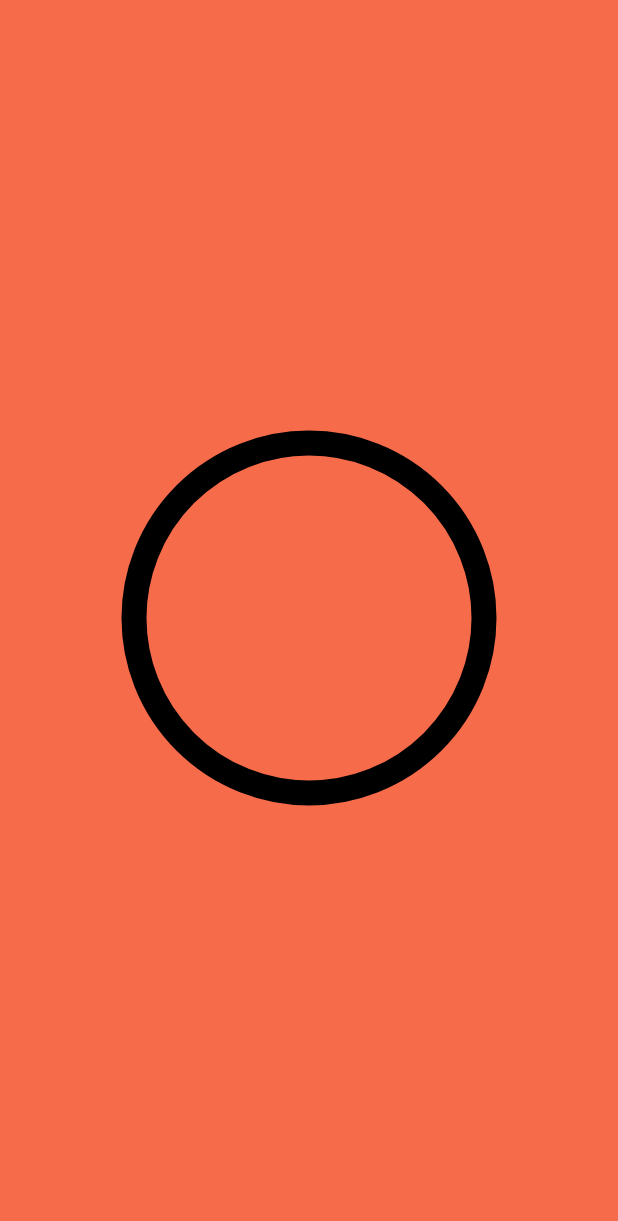
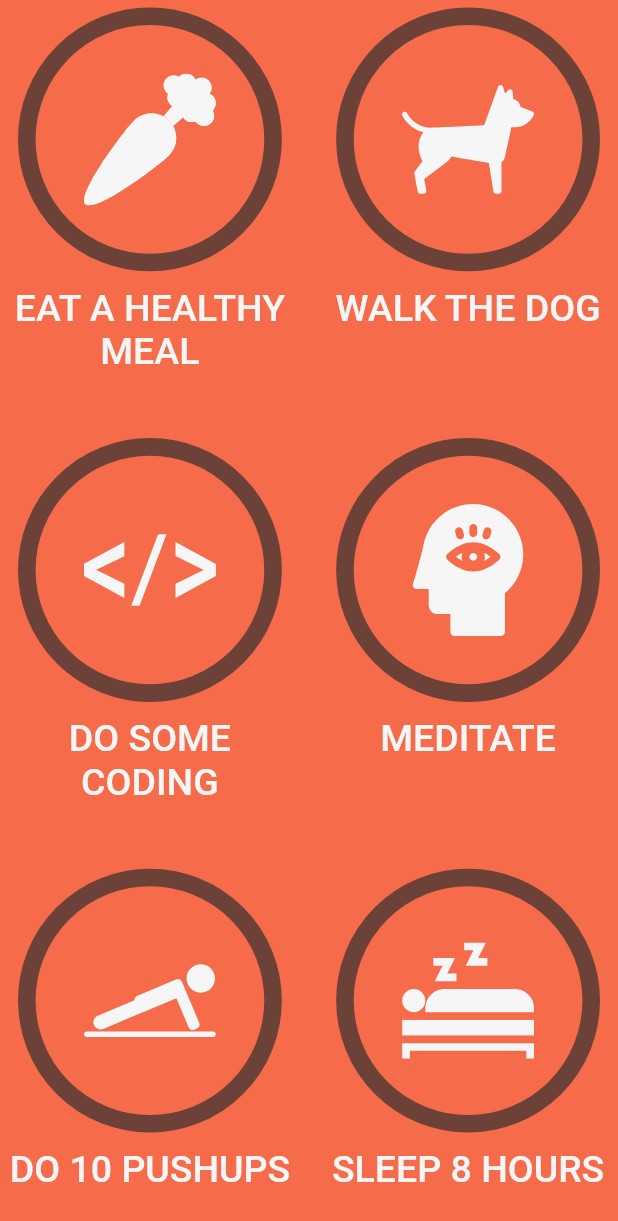
Before and after one commit to sanjeevi12/habit_tracker, a Flutter app: the screen it shows after launch, on a phone screen of 412 x 824 dp. Shown: the top 1221 px of the screen. Run offline on Flutter 3.47's test engine with Material 2 defaults, Android fonts, the phone set to English and light mode, and no system bars; our stand-ins replace flutter_svg; Roboto replaces fonts that are missing (Helvetica Neue).

Commit message:
Explicit-Animation(Task-Grid,Circle-Animation,icon-tweek)

```diff
--- /dev/null
+++ b/lib/ui/home/grid_task.dart
@@ -0,0 +1,42 @@
+import 'dart:math';
+
+import 'package:flutter/material.dart';
+import 'package:flutter/rendering.dart';
+import 'package:habit_tracker_flutter/models/task_preset.dart';
+import 'package:habit_tracker_flutter/ui/task/task_with_name.dart';
+
+class GridTask extends StatelessWidget {
+  final List<TaskPreset> tasks;
+
+  const GridTask({Key? key, required this.tasks}) : super(key: key);
+  @override
+  Widget build(BuildContext context) {
+    return LayoutBuilder(
+      builder: (context, constraints) {
+        final crossAxisSpacing = constraints.maxWidth * 0.05;
+        final taskWidth = (constraints.maxWidth - crossAxisSpacing) / 2.0;
+        const aspectRatio = 0.80;
+        final taskHeight = taskWidth / aspectRatio;
+        final mainAxisSpacing =
+            max((constraints.maxHeight - taskHeight * 3) / 2.0, 0.1);
+        return GridView.builder(
+          padding: EdgeInsets.zero,
+          physics: const NeverScrollableScrollPhysics(),
+          gridDelegate: SliverGridDelegateWithFixedCrossAxisCount(
+            crossAxisCount: 2,
+            crossAxisSpacing: crossAxisSpacing,
+            mainAxisSpacing: mainAxisSpacing,
+            childAspectRatio: aspectRatio,
+          ),
+          itemBuilder: (context, index) {
+            final task = tasks[index];
+            return TaskWithName(
+              task: task,
+            );
+          },
+          itemCount: tasks.length,
+        );
+      },
+    );
+  }
+}
--- a/lib/ui/home/home_page.dart
+++ b/lib/ui/home/home_page.dart
@@ -1,5 +1,10 @@
 import 'package:flutter/material.dart';
+import 'package:habit_tracker_flutter/constants/app_assets.dart';
+import 'package:habit_tracker_flutter/models/task_preset.dart';
+import 'package:habit_tracker_flutter/ui/home/grid_task.dart';
+import 'package:habit_tracker_flutter/ui/task/animated_task.dart';
 import 'package:habit_tracker_flutter/ui/task/task_completion_ring.dart';
+import 'package:habit_tracker_flutter/ui/task/task_with_name.dart';
 import 'package:habit_tracker_flutter/ui/theming/app_theme.dart';
 
 class HomePage extends StatelessWidget {
@@ -7,11 +12,31 @@ class HomePage extends StatelessWidget {
   Widget build(BuildContext context) {
     return Scaffold(
       backgroundColor: AppTheme.of(context).primary,
-      body: Center(
-        child: SizedBox(
-          width: 250,
-          child: TaskCompletionRing())
+      body: SafeArea(
+              child: Padding(
+          padding: const EdgeInsets.symmetric(horizontal:4,vertical: 5),
+          child: GridTask(
+            tasks:[
+TaskPreset(name: 'Eat a Healthy Meal', iconName: AppAssets.carrot),
+    TaskPreset(name: 'Walk the Dog', iconName: AppAssets.dog),
+    TaskPreset(name: 'Do Some Coding', iconName: AppAssets.html),
+    TaskPreset(name: 'Meditate', iconName: AppAssets.meditation),
+    TaskPreset(name: 'Do 10 Pushups', iconName: AppAssets.pushups),
+    TaskPreset(name: 'Sleep 8 Hours', iconName: AppAssets.rest),
+            ]
+
           ),
+        ),
+      )
+
+    //   Center(
+    //     child: SizedBox(
+    //       width: 250,
+    //       child:
+    //       TaskWithName(task:
+    // TaskPreset(name: 'Do 10 Pushups', iconName: AppAssets.pushups),)
+    //       )
+    //       ),
     );
   }
 }
--- /dev/null
+++ b/lib/ui/task/animated_task.dart
@@ -0,0 +1,100 @@
+import 'package:flutter/material.dart';
+import 'package:habit_tracker_flutter/constants/app_assets.dart';
+import 'package:habit_tracker_flutter/ui/common_widgets/centered_svg_icon.dart';
+import 'package:habit_tracker_flutter/ui/task/task_completion_ring.dart';
+import 'package:habit_tracker_flutter/ui/theming/app_theme.dart';
+
+class AnimatedTask extends StatefulWidget {
+  final String iconData;
+
+  const AnimatedTask({Key? key, required this.iconData}) : super(key: key);
+  @override
+  _AnimatedTaskState createState() => _AnimatedTaskState();
+}
+
+class _AnimatedTaskState extends State<AnimatedTask>
+    with SingleTickerProviderStateMixin {
+  late final AnimationController _animationController;
+  late final Animation<double> _curvedAnimation;
+  bool _showCheckIcon = false;
+  @override
+  void initState() {
+    super.initState();
+    _animationController =
+        AnimationController(vsync: this, duration: Duration(milliseconds: 740));
+    _animationController.value;
+    _curvedAnimation =
+        _animationController.drive(CurveTween(curve: Curves.easeInOut));
+    _animationController.addStatusListener(_checkStatusListener);
+
+    // _animationController.forward();
+    // _animationController.addListener(() {
+    //   setState(() {});
+    // print('${_animationController.value'});
+    // });
+  }
+
+  @override
+  void dispose() {
+    _animationController.dispose();
+    _animationController.removeStatusListener(_checkStatusListener);
+    super.dispose();
+  }
+
+  void _checkStatusListener(AnimationStatus status) {
+    if (status == AnimationStatus.completed) {
+      setState(() {
+        _showCheckIcon = true;
+      });
+      Future.delayed(Duration(seconds: 1), () {
+        setState(() {
+          _showCheckIcon = false;
+        });
+      });
+    }
+  }
+
+  void _onTapDown(TapDownDetails details) {
+    if (_animationController.status != AnimationStatus.completed) {
+      _animationController.forward();
+    } else if (!_showCheckIcon) {
+      _animationController.value = 0;
+    }
+  }
+
+  void _onTapcancel() {
+    if (_animationController.status != AnimationStatus.completed) {
+      _animationController.reverse();
+    }
+  }
+
+  @override
+  Widget build(BuildContext context) {
+    return GestureDetector(
+      onTapDown: _onTapDown,
+      onTapUp: (_)=> _onTapcancel(),
+      onTapCancel:_onTapcancel,
+      child: AnimatedBuilder(
+          animation: _curvedAnimation,
+          builder: (BuildContext context, Widget? child) {
+            final themeData = AppTheme.of(context);
+            final progress = _curvedAnimation.value;
+            final hasCompleted = progress == 1;
+            return Stack(
+              children: [
+                TaskCompletionRing(
+                  progress: _curvedAnimation.value,
+                ),
+                Positioned.fill(
+                    child: CenteredSvgIcon(
+                  iconName: _showCheckIcon ? AppAssets.check : widget.iconData,
+                  color: hasCompleted
+                      ? themeData.accentNegative
+                      : themeData.accent,
+                ))
+              ],
+            );
+          }),
+    );
+  }
+}
--- a/lib/ui/task/task_completion_ring.dart
+++ b/lib/ui/task/task_completion_ring.dart
@@ -1,37 +1,65 @@
+import 'dart:math';
 
 import 'package:flutter/material.dart';
+import 'package:habit_tracker_flutter/ui/theming/app_theme.dart';
 
-class TaskCompletionRing extends StatefulWidget {
-  @override
-  _TaskCompletionRingState createState() => _TaskCompletionRingState();
-}
+class TaskCompletionRing extends StatelessWidget {
+  final double progress;
 
-class _TaskCompletionRingState extends State<TaskCompletionRing> {
+  const TaskCompletionRing({Key? key, required this.progress})
+      : super(key: key);
+
   @override
   Widget build(BuildContext context) {
+    final colorTheme = AppTheme.of(context);
     return AspectRatio(
       aspectRatio: 1,
       child: CustomPaint(
-        painter: RingPainter(),
+        painter: RingPainter(
+            circleColor: colorTheme.taskRing,
+            foreGroundColor: colorTheme.accent,
+            progress: progress),
       ),
     );
   }
 }
 
 class RingPainter extends CustomPainter {
+  final Color circleColor;
+  final Color foreGroundColor;
+  final double progress;
+
+  RingPainter(
+      {required this.circleColor,
+      required this.foreGroundColor,
+      required this.progress});
   @override
   void paint(Canvas canvas, Size size) {
     print('$size');
+    final hasCompleted = progress < 1;
     final strokeWidth = size.width / 15;
     final center = Offset(size.height / 2, size.width / 2);
-    final radius = (size.width - strokeWidth) / 2;
-    final circlePainter = Paint()
-      ..color = Colors.black
+    final radius =
+        hasCompleted ? (size.width - strokeWidth) / 2 : size.width / 2;
+    if (hasCompleted) {
+      final circlePainter = Paint()
+        ..isAntiAlias = true
+        ..color = circleColor
+        ..strokeWidth = strokeWidth
+        ..style = PaintingStyle.stroke;
+      canvas.drawCircle(center, radius, circlePainter);
+    }
+
+    final foregroundPainter = Paint()
+      ..isAntiAlias = true
+      ..color = foreGroundColor
       ..strokeWidth = strokeWidth
-      ..style = PaintingStyle.stroke;
-    canvas.drawCircle(center, radius, circlePainter);
+      ..style = hasCompleted ? PaintingStyle.stroke : PaintingStyle.fill;
+    canvas.drawArc(Rect.fromCircle(center: center, radius: radius), -pi / 2,
+        2 * pi * progress, false, foregroundPainter);
   }
 
   @override
-  bool shouldRepaint(covariant CustomPainter oldDelegate) => true;
+  bool shouldRepaint(covariant RingPainter oldDelegate) =>
+      oldDelegate.progress != progress;
 }
--- /dev/null
+++ b/lib/ui/task/task_with_name.dart
@@ -0,0 +1,30 @@
+import 'package:flutter/material.dart';
+import 'package:habit_tracker_flutter/models/task_preset.dart';
+import 'package:habit_tracker_flutter/ui/task/animated_task.dart';
+import 'package:habit_tracker_flutter/ui/theming/app_theme.dart';
+
+class TaskWithName extends StatelessWidget {
+  final TaskPreset task;
+  const TaskWithName({Key? key, required this.task}) : super(key: key);
+
+  @override
+  Widget build(BuildContext context) {
+    return Column(mainAxisSize: MainAxisSize.min, children: [
+      Padding(
+        padding: const EdgeInsets.symmetric(horizontal:8),
+        child: AnimatedTask(
+          iconData: task.iconName,
+        ),
+      ),
+      SizedBox(height: 10),
+      Text(
+        task.name.toUpperCase(),
+        textAlign: TextAlign.center,
+        style: TextStyle(
+            fontWeight: FontWeight.w500,
+            fontSize: 25,
+            color: AppTheme.of(context).accent),
+      )
+    ]);
+  }
+}
```
